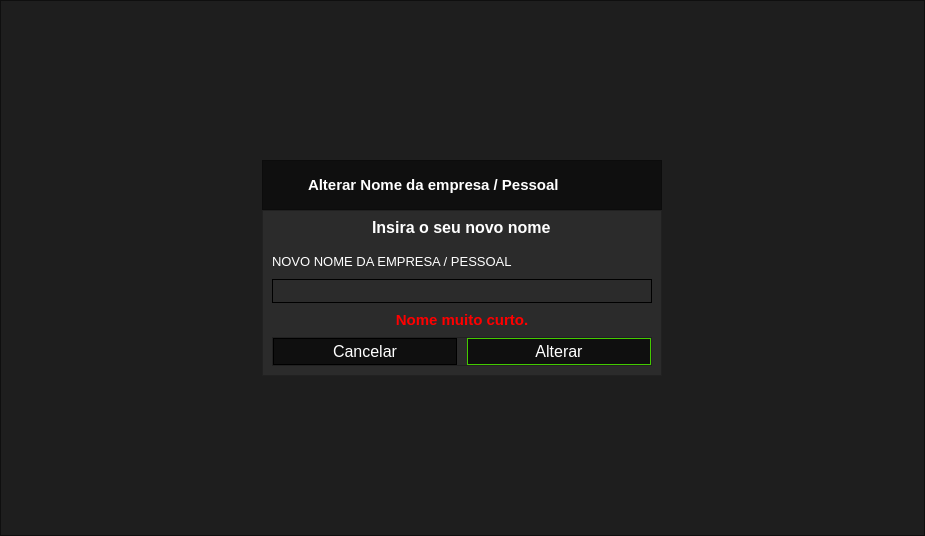
Qt form atualizar_nome.ui (ryanbsdeveloper/app-desktop-caltec) before a commit.
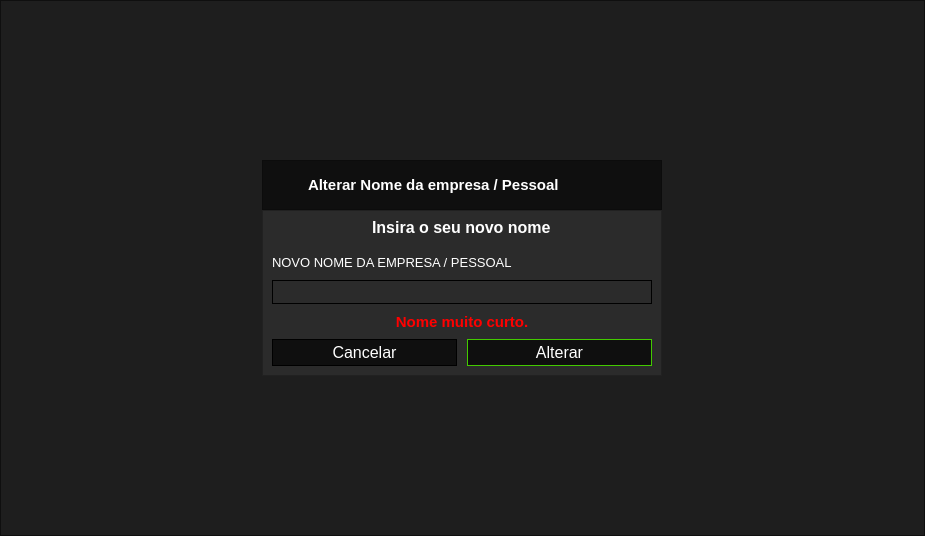
The same form after that commit. Icons and pictures are not drawn.

The edit to the form file:
```diff
--- a/atualizar_nome.ui
+++ b/atualizar_nome.ui
@@ -379,7 +379,7 @@
                <item>
                 <widget class="QFrame" name="frame_32">
                  <property name="frameShape">
-                  <enum>QFrame::StyledPanel</enum>
+                  <enum>QFrame::NoFrame</enum>
                  </property>
                  <property name="frameShadow">
                   <enum>QFrame::Raised</enum>
```
Left out of the diff: 4 changed lines with no effect on the pictures.
